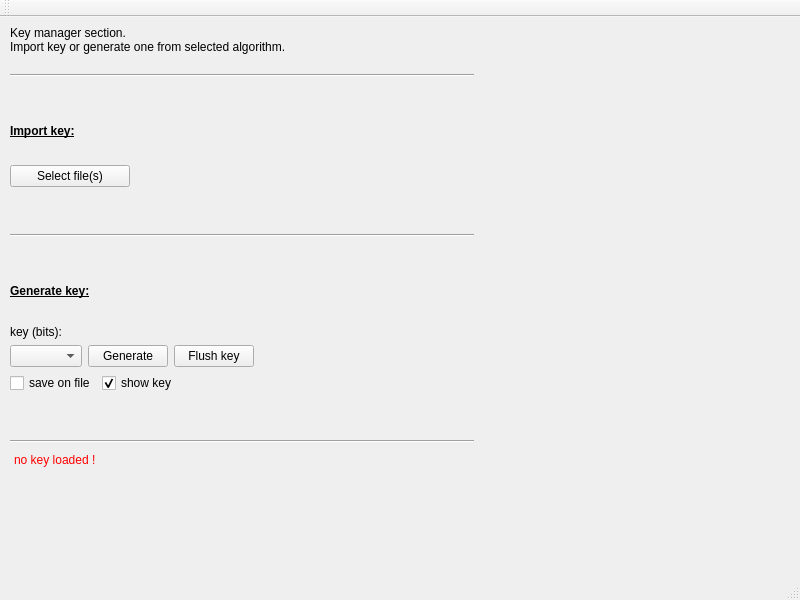
The window that mainwindow.ui (redazzalpha/xkrypt) describes before a commit, drawn with Qt 5.
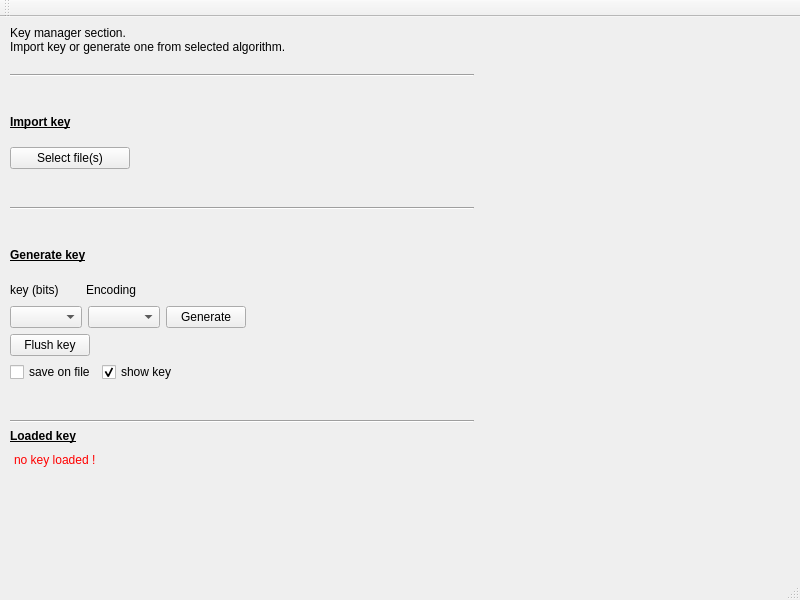
The same window after the commit.

```diff
--- a/mainwindow.ui
+++ b/mainwindow.ui
@@ -84,7 +84,7 @@
           </font>
          </property>
          <property name="text">
-          <string>Import key:</string>
+          <string>Import key</string>
          </property>
         </widget>
        </item>
@@ -158,7 +158,7 @@
           </font>
          </property>
          <property name="text">
-          <string>Generate key:</string>
+          <string>Generate key</string>
          </property>
          <property name="margin">
           <number>0</number>
@@ -181,11 +181,41 @@
        <item>
         <layout class="QVBoxLayout" name="vlayout_5">
          <item>
-          <widget class="QLabel" name="label_13">
-           <property name="text">
-            <string>key (bits):</string>
-           </property>
-          </widget>
+          <layout class="QHBoxLayout" name="hlayout_5">
+           <item>
+            <widget class="QLabel" name="label_13">
+             <property name="minimumSize">
+              <size>
+               <width>70</width>
+               <height>0</height>
+              </size>
+             </property>
+             <property name="text">
+              <string>key (bits)</string>
+             </property>
+            </widget>
+           </item>
+           <item>
+            <widget class="QLabel" name="label_4">
+             <property name="text">
+              <string>Encoding</string>
+             </property>
+            </widget>
+           </item>
+           <item>
+            <spacer name="horizontalSpacer_2">
+             <property name="orientation">
+              <enum>Qt::Horizontal</enum>
+             </property>
+             <property name="sizeHint" stdset="0">
+              <size>
+               <width>40</width>
+               <height>20</height>
+              </size>
+             </property>
+            </spacer>
+           </item>
+          </layout>
          </item>
          <item>
           <layout class="QHBoxLayout" name="horizontalLayout">
@@ -199,6 +229,16 @@
              </property>
             </widget>
            </item>
+           <item>
+            <widget class="QComboBox" name="m_keyMKeyEncoding">
+             <property name="minimumSize">
+              <size>
+               <width>70</width>
+               <height>0</height>
+              </size>
+             </property>
+            </widget>
+           </item>
            <item>
             <widget class="QPushButton" name="m_keyMGenerateBtn">
              <property name="maximumSize">
@@ -213,6 +253,23 @@
             </widget>
            </item>
            <item>
+            <spacer name="horizontalSpacer_3">
+             <property name="orientation">
+              <enum>Qt::Horizontal</enum>
+             </property>
+             <property name="sizeHint" stdset="0">
+              <size>
+               <width>40</width>
+               <height>20</height>
+              </size>
+             </property>
+            </spacer>
+           </item>
+          </layout>
+         </item>
+         <item>
+          <layout class="QHBoxLayout" name="hlayout_7">
+           <item>
             <widget class="QPushButton" name="m_keyMFlushBtn">
              <property name="maximumSize">
               <size>
@@ -226,7 +283,7 @@
             </widget>
            </item>
            <item>
-            <spacer name="horizontalSpacer_2">
+            <spacer name="horizontalSpacer_4">
              <property name="orientation">
               <enum>Qt::Horizontal</enum>
              </property>
@@ -305,6 +362,19 @@
          </property>
         </widget>
        </item>
+       <item>
+        <widget class="QLabel" name="label_3">
+         <property name="font">
+          <font>
+           <bold>true</bold>
+           <underline>true</underline>
+          </font>
+         </property>
+         <property name="text">
+          <string>Loaded key</string>
+         </property>
+        </widget>
+       </item>
        <item>
         <widget class="QPlainTextEdit" name="m_keyMKeyLoaded">
          <property name="autoFillBackground">
```
Left out of the diff: 4 changed lines with no effect on the pictures.
